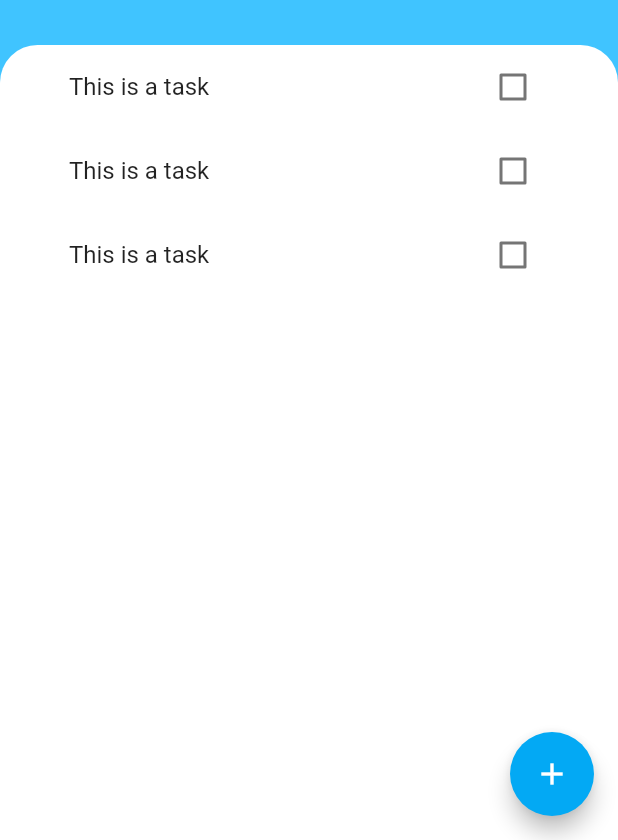
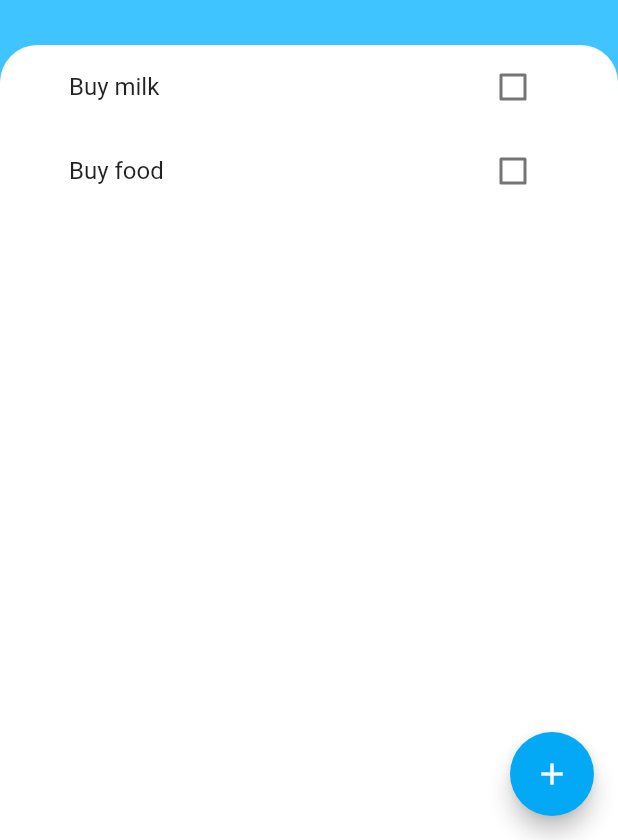
Before and after one commit to Aashu-Jha/todo_flutter, a Flutter app: the screen it shows after launch, on a phone screen of 412 x 824 dp, the part 396-1236 px from its top. Run offline on Flutter 3.47's test engine with Material 2 defaults, Android fonts, the phone set to English and light mode, and no system bars.

Commit message:
fix: made tasksList a StatefulWidget

```diff
--- /dev/null
+++ b/lib/models/task.dart
@@ -0,0 +1,11 @@
+class Task {
+  String name;
+  bool isDone;
+  Task({this.name, this.isDone = false});
+
+  void toggleDone() {
+    isDone = !isDone;
+  }
+
+
+}
--- a/lib/widgets/task_tile.dart
+++ b/lib/widgets/task_tile.dart
@@ -1,44 +1,23 @@
 import 'package:flutter/material.dart';
 
-class TaskTile extends StatefulWidget {
-  @override
-  _TaskTileState createState() => _TaskTileState();
-}
+class TaskTile extends StatelessWidget {
+  bool isChecked;
+  String taskTitle;
+  final Function checkboxCallBack;
 
-class _TaskTileState extends State<TaskTile> {
-  bool isChecked = false;
+  TaskTile({this.isChecked, this.taskTitle, this.checkboxCallBack});
 
   @override
   Widget build(BuildContext context) {
     return ListTile(title: Text(
-      'This is a task',
+      taskTitle,
       style: TextStyle(decoration: isChecked ? TextDecoration.lineThrough : null),
     ),
-      trailing: CheckBox(checkBoxState: isChecked,
-        toggleCheckBoxState: (bool checkBoxState) {
-          setState(() {
-            isChecked = checkBoxState;
-          });
-        },
+      trailing: Checkbox(
+        activeColor: Colors.lightBlueAccent,
+        value: isChecked,
+        onChanged: checkboxCallBack,
       ),
     );
   }
 }
-
-class CheckBox extends StatelessWidget {
-   final bool checkBoxState;
-   final Function toggleCheckBoxState;
-
-  CheckBox({this.checkBoxState, this.toggleCheckBoxState});
-
-  @override
-  Widget build(BuildContext context) {
-    return Checkbox(
-      activeColor: Colors.lightBlueAccent,
-      value: checkBoxState,
-      onChanged: toggleCheckBoxState,
-    );
-  }
-
-
-}
--- a/lib/widgets/tasks_list.dart
+++ b/lib/widgets/tasks_list.dart
@@ -1,16 +1,30 @@
 import 'package:flutter/material.dart';
 import 'task_tile.dart';
+import 'package:todo_flutter/models/task.dart';
 
-class TasksList extends StatelessWidget {
+class TasksList extends StatefulWidget {
+  @override
+  _TasksListState createState() => _TasksListState();
+}
+
+class _TasksListState extends State<TasksList> {
+  List<Task> tasks = [
+    Task(name: 'Buy milk'),
+    Task(name: 'Buy food'),
+  ];
+
   @override
   Widget build(BuildContext context) {
-    return ListView(
-      // padding: EdgeInsets.symmetric(vertical: 10.0, horizontal: 20.0),
-      children: <TaskTile>[
-        TaskTile(),
-        TaskTile(),
-        TaskTile(),
-      ],
-    );
+    return ListView.builder(itemBuilder: (context, index){
+      return TaskTile(
+          taskTitle: tasks[index].name,
+          isChecked: tasks[index].isDone,
+          checkboxCallBack: (checkBoxState) {
+            setState(() {
+              tasks[index].toggleDone();
+            });
+          },
+      );
+    }, itemCount:  tasks.length,);
   }
 }
```
